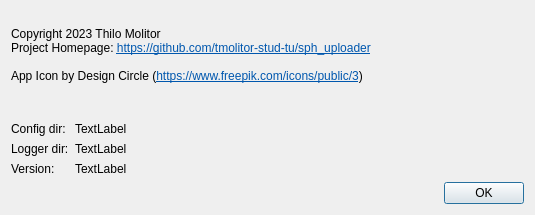
Old version of the form src/ui/about_dialog.ui in the repository tmolitor-stud-tu/sph_uploader.
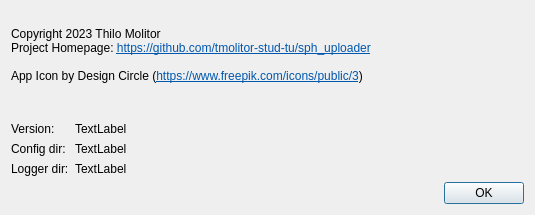
New version of the form.

Commit message: Fix label ordering in about dialog

Patch:
```diff
--- a/src/ui/about_dialog.ui
+++ b/src/ui/about_dialog.ui
@@ -78,14 +78,28 @@
      <property name="fieldGrowthPolicy">
       <enum>QFormLayout::AllNonFixedFieldsGrow</enum>
      </property>
-     <item row="0" column="0">
+     <item row="1" column="0">
+      <widget class="QLabel" name="label_4">
+       <property name="text">
+        <string>Version:</string>
+       </property>
+      </widget>
+     </item>
+     <item row="1" column="1">
+      <widget class="QLabel" name="uiLabel_version">
+       <property name="text">
+        <string>TextLabel</string>
+       </property>
+      </widget>
+     </item>
+     <item row="2" column="0">
       <widget class="QLabel" name="label_2">
        <property name="text">
         <string>Config dir:</string>
        </property>
       </widget>
      </item>
-     <item row="0" column="1">
+     <item row="2" column="1">
       <widget class="QLabel" name="uiLabel_configDir">
        <property name="text">
         <string>TextLabel</string>
@@ -95,14 +109,14 @@
        </property>
       </widget>
      </item>
-     <item row="1" column="0">
+     <item row="3" column="0">
       <widget class="QLabel" name="label_3">
        <property name="text">
         <string>Logger dir:</string>
        </property>
       </widget>
      </item>
-     <item row="1" column="1">
+     <item row="3" column="1">
       <widget class="QLabel" name="uiLabel_loggerDir">
        <property name="text">
         <string>TextLabel</string>
@@ -112,20 +126,6 @@
        </property>
       </widget>
      </item>
-     <item row="2" column="0">
-      <widget class="QLabel" name="label_4">
-       <property name="text">
-        <string>Version:</string>
-       </property>
-      </widget>
-     </item>
-     <item row="2" column="1">
-      <widget class="QLabel" name="uiLabel_version">
-       <property name="text">
-        <string>TextLabel</string>
-       </property>
-      </widget>
-     </item>
     </layout>
    </item>
    <item>
```
